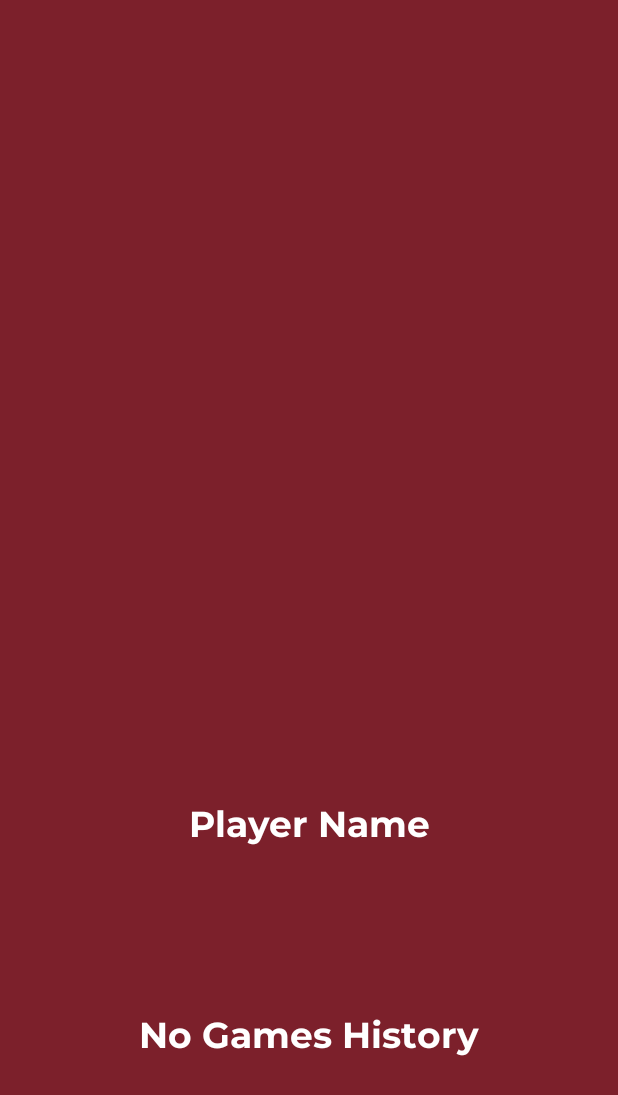
After one commit to Filmaluco/ReversISEC, an Android app: the GameSettingsActivity screen opened directly, with no data from a screen before it, on a phone screen of 412 x 824 dp. The commit adds this screen. Shown: the top 1095 px of the screen. Run offline under Robolectric (Android 15) with nearby library versions, the phone set to English and light mode, and no system bars.

Commit message:
Added: Settings Layout

```diff
--- a/ReverISEC/app/src/main/AndroidManifest.xml
+++ b/ReverISEC/app/src/main/AndroidManifest.xml
@@ -3,6 +3,7 @@
     package="com.example.rmcsilva.reverisectest">
 
     <uses-permission android:name="android.permission.VIBRATE" />
+
     <application
         android:allowBackup="true"
         android:icon="@mipmap/ic_launcher"
@@ -24,7 +25,8 @@
             android:resource="@array/preloaded_fonts" />
 
         <activity android:name=".GamePhaseActivity" />
-        <activity android:name=".OnlineGameSelectionActivity"></activity>
+        <activity android:name=".OnlineGameSelectionActivity" />
+        <activity android:name=".GameSettingsActivity"></activity>
     </application>
 
 </manifest>
--- /dev/null
+++ b/ReverISEC/app/src/main/java/com/example/rmcsilva/reverisectest/GameSettingsActivity.java
@@ -0,0 +1,28 @@
+package com.example.rmcsilva.reverisectest;
+
+import android.support.v7.app.AppCompatActivity;
+import android.os.Bundle;
+import android.widget.ImageView;
+import android.widget.ListView;
+import android.widget.TextView;
+
+public class GameSettingsActivity extends AppCompatActivity {
+
+    TextView playerName;
+    ListView gameHistory;
+    ImageView playerImage;
+    TextView emptyText;
+
+    @Override
+    protected void onCreate(Bundle savedInstanceState) {
+        super.onCreate(savedInstanceState);
+        setContentView(R.layout.activity_game_settings);
+
+        playerName = findViewById(R.id.tvPlayerName);
+        gameHistory = findViewById(R.id.lvGameHistory);
+        playerImage = findViewById(R.id.ivPlayerImage);
+
+        emptyText = (TextView)findViewById(android.R.id.empty);
+        gameHistory.setEmptyView(emptyText);
+    }
+}
--- a/ReverISEC/app/src/main/java/com/example/rmcsilva/reverisectest/MainActivity.java
+++ b/ReverISEC/app/src/main/java/com/example/rmcsilva/reverisectest/MainActivity.java
@@ -37,4 +37,9 @@ public class MainActivity extends AppCompatActivity {
         Intent playGame = new Intent(MainActivity.this, GameModeSelectionActivity.class);
         MainActivity.this.startActivity(playGame);
     }
+
+    public void gameSettings(View view) {
+        Intent gameSettings = new Intent(MainActivity.this, GameSettingsActivity.class);
+        MainActivity.this.startActivity(gameSettings);
+    }
 }
--- /dev/null
+++ b/ReverISEC/app/src/main/res/layout/activity_game_settings.xml
@@ -0,0 +1,70 @@
+<?xml version="1.0" encoding="utf-8"?>
+<android.support.constraint.ConstraintLayout xmlns:android="http://schemas.android.com/apk/res/android"
+    xmlns:app="http://schemas.android.com/apk/res-auto"
+    xmlns:tools="http://schemas.android.com/tools"
+    android:layout_width="match_parent"
+    android:layout_height="match_parent"
+    tools:context=".GameSettingsActivity"
+    android:background="@color/colorPrimary">
+
+    <ImageView
+        android:id="@+id/ivPlayerImage"
+        android:layout_width="0dp"
+        android:layout_height="wrap_content"
+        android:layout_marginStart="16dp"
+        android:layout_marginTop="16dp"
+        android:layout_marginEnd="16dp"
+        android:layout_marginBottom="8dp"
+        app:layout_constraintBottom_toTopOf="@+id/tvPlayerName"
+        app:layout_constraintEnd_toEndOf="parent"
+        app:layout_constraintStart_toStartOf="parent"
+        app:layout_constraintTop_toTopOf="parent"
+        app:layout_constraintVertical_chainStyle="spread"
+        tools:srcCompat="@tools:sample/avatars" />
+
+    <TextView
+        android:id="@+id/tvPlayerName"
+        android:layout_width="0dp"
+        android:layout_height="wrap_content"
+        android:layout_marginStart="16dp"
+        android:layout_marginTop="16dp"
+        android:layout_marginEnd="16dp"
+        android:layout_marginBottom="8dp"
+        android:gravity="center"
+        android:text="Player Name"
+        android:textColor="@color/colorWhite"
+        android:textSize="24sp"
+        app:layout_constraintBottom_toTopOf="@+id/lvGameHistory"
+        app:layout_constraintEnd_toEndOf="parent"
+        app:layout_constraintStart_toStartOf="parent"
+        app:layout_constraintTop_toBottomOf="@+id/ivPlayerImage" />
+
+    <ListView
+        android:id="@+id/lvGameHistory"
+        android:layout_width="368dp"
+        android:layout_height="352dp"
+        android:layout_marginStart="16dp"
+        android:layout_marginTop="16dp"
+        android:layout_marginEnd="16dp"
+        android:layout_marginBottom="16dp"
+        app:layout_constraintBottom_toBottomOf="parent"
+        app:layout_constraintEnd_toEndOf="parent"
+        app:layout_constraintStart_toStartOf="parent"
+        app:layout_constraintTop_toBottomOf="@+id/tvPlayerName" />
+
+    <TextView
+        android:id="@android:id/empty"
+        android:layout_width="wrap_content"
+        android:layout_height="wrap_content"
+        android:layout_marginStart="16dp"
+        android:layout_marginTop="8dp"
+        android:layout_marginEnd="16dp"
+        android:layout_marginBottom="16dp"
+        android:text="@string/noGamesHistory"
+        android:textColor="@color/colorWhite"
+        android:textSize="24sp"
+        app:layout_constraintBottom_toBottomOf="parent"
+        app:layout_constraintEnd_toEndOf="parent"
+        app:layout_constraintStart_toStartOf="parent"
+        app:layout_constraintTop_toBottomOf="@+id/tvPlayerName" />
+</android.support.constraint.ConstraintLayout>
--- a/ReverISEC/app/src/main/res/layout/activity_main.xml
+++ b/ReverISEC/app/src/main/res/layout/activity_main.xml
@@ -73,6 +73,7 @@
         android:layout_marginStart="8dp"
         android:layout_marginEnd="8dp"
         android:contentDescription="@string/mainMenuInfo"
+        android:onClick="gameInfo"
         android:text="@string/mainMenuInfo"
         app:layout_constraintBottom_toTopOf="@+id/btnSettings"
         app:layout_constraintEnd_toEndOf="parent"
@@ -87,6 +88,7 @@
         android:layout_marginEnd="8dp"
         android:layout_marginBottom="32dp"
         android:contentDescription="@string/mainMenuSettings"
+        android:onClick="gameSettings"
         android:text="@string/mainMenuSettings"
         app:layout_constraintBottom_toBottomOf="parent"
         app:layout_constraintEnd_toEndOf="parent"
--- a/ReverISEC/app/src/main/res/values/strings.xml
+++ b/ReverISEC/app/src/main/res/values/strings.xml
@@ -19,6 +19,7 @@
     <string name="createGame">Create New Game</string>
     <string name="gamesAvailable">Games Available</string>
     <string name="noGames">No Games Available</string>
+    <string name="noGamesHistory">No Games History</string>
 
 
 </resources>
```
